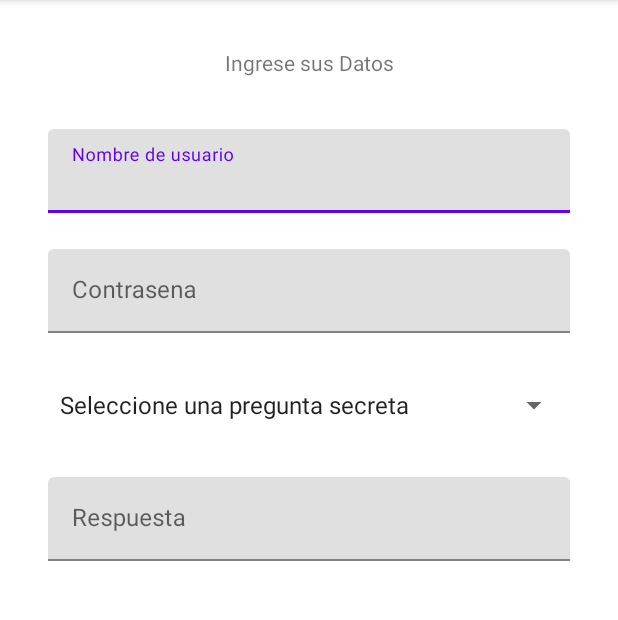
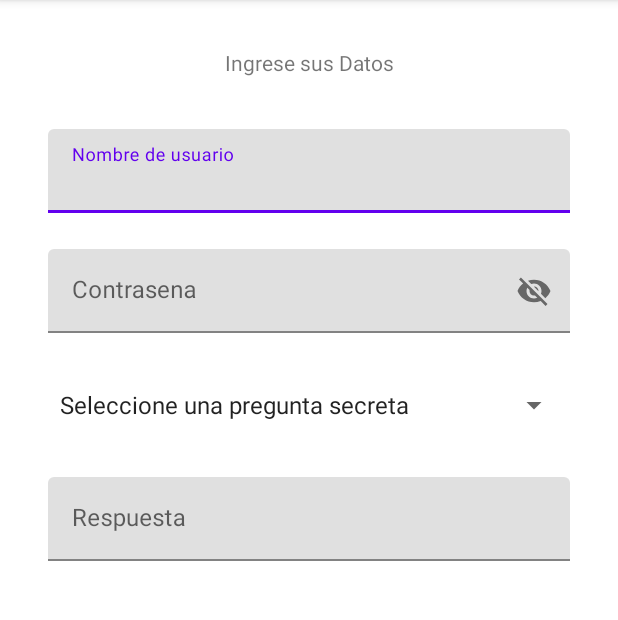
Before and after one commit to ctapia-cl/MisEventos, an Android app: the registro screen opened directly, with no data from a screen before it, on a phone screen of 412 x 824 dp, the part 84-704 px from its top. Run offline under Robolectric (Android 15) with nearby library versions, the phone set to English and light mode, and no system bars.

```diff
--- a/app/src/main/res/layout/activity_registro.xml
+++ b/app/src/main/res/layout/activity_registro.xml
@@ -81,7 +81,8 @@
         android:layout_marginTop="24dp"
         app:layout_constraintEnd_toEndOf="@+id/tilNombreUsuario"
         app:layout_constraintStart_toStartOf="@+id/tilNombreUsuario"
-        app:layout_constraintTop_toBottomOf="@+id/tilNombreUsuario">
+        app:layout_constraintTop_toBottomOf="@+id/tilNombreUsuario"
+        app:passwordToggleEnabled="true">
 
         <com.google.android.material.textfield.TextInputEditText
             android:layout_width="match_parent"
```
